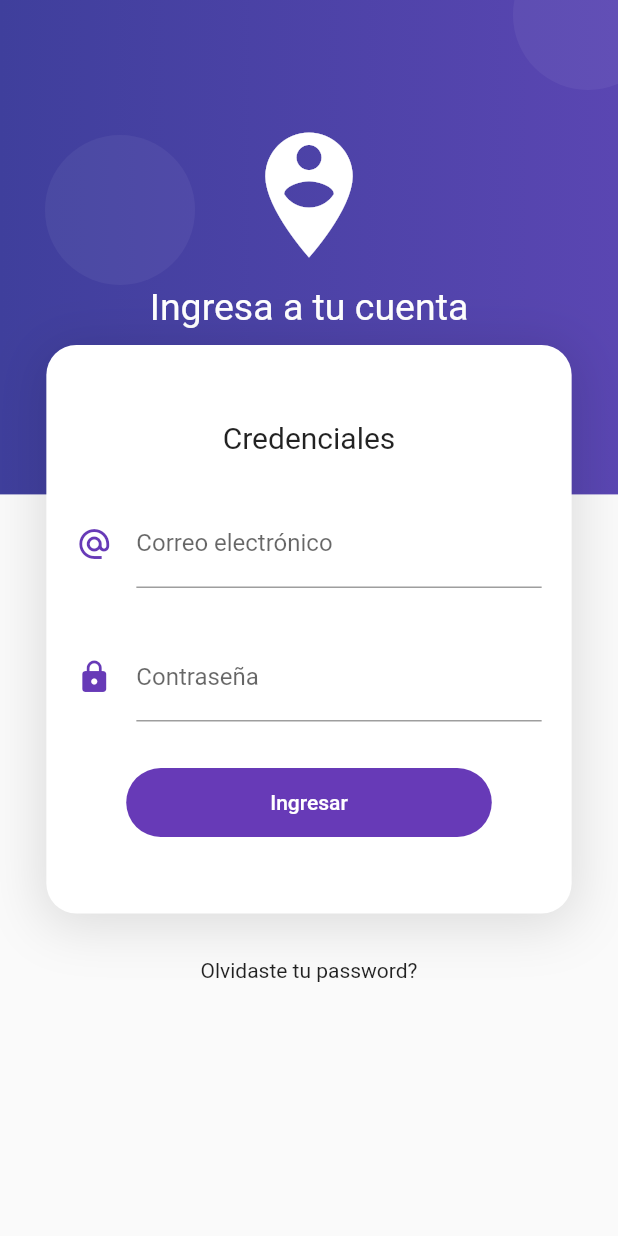
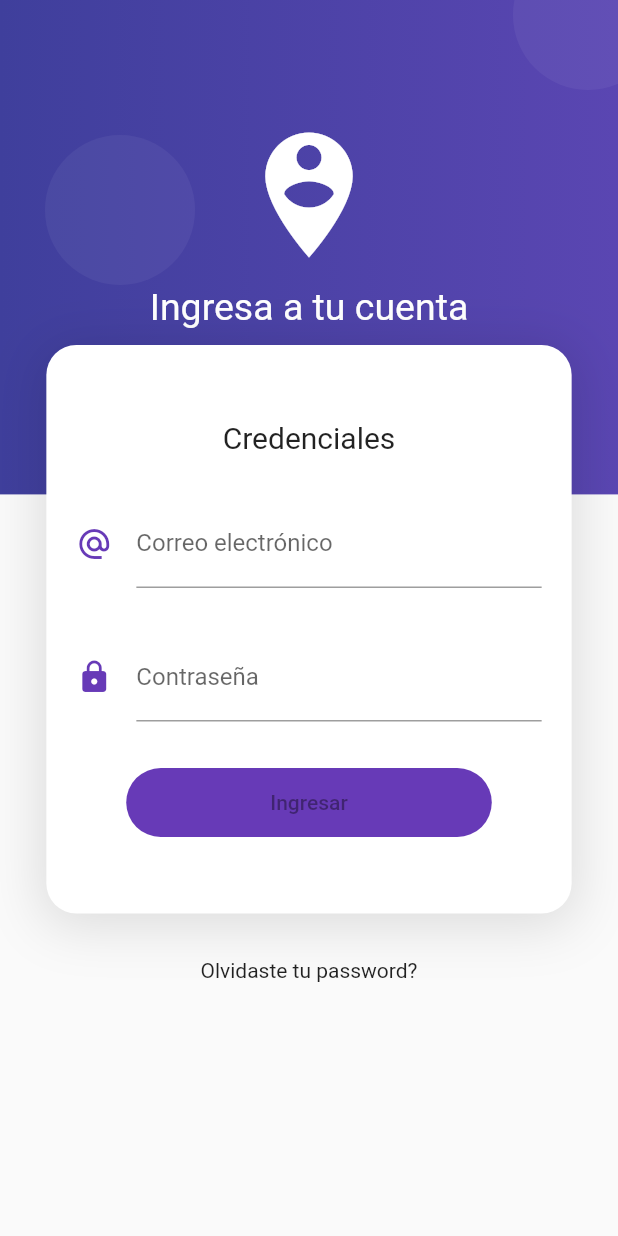
Before and after one commit to guilleheizen/login2, a Flutter app: the screen it shows after launch, on a phone screen of 412 x 824 dp. Run offline on Flutter 3.47's test engine with Material 2 defaults, Android fonts, the phone set to English and light mode, and no system bars; our stand-ins replace rxdart.

Commit message:
Login Finalizado

```diff
--- a/lib/src/bloc/login_bloc.dart
+++ b/lib/src/bloc/login_bloc.dart
@@ -20,6 +20,11 @@ class LoginBloc with Validators {
   Function(String) get changePassword => _passwordController.sink.add;
 
 
+// getValue
+
+String get email => _emailController.value;
+String get password => _passwordController.value;
+
   dispose() {
     _emailController?.close();
     _passwordController?.close();
--- a/lib/src/bloc/provider.dart
+++ b/lib/src/bloc/provider.dart
@@ -3,9 +3,20 @@ import 'package:login2/src/bloc/login_bloc.dart';
 export 'package:login2/src/bloc/login_bloc.dart';
 
 class Provider extends InheritedWidget {
+
+  static Provider _instancia;
+
+  factory Provider({Key key, Widget child}){
+    if ( _instancia == null ) {
+      _instancia = new Provider._internal(key: key, child: child);
+    }
+    return _instancia;
+  }
+
   final loginBloc = LoginBloc();
 
-  Provider({Key key, Widget child}) : super(key: key, child: child);
+  Provider._internal({Key key, Widget child}) : super(key: key, child: child);
+  // Provider({Key key, Widget child}) : super(key: key, child: child);
 
   @override
   bool updateShouldNotify(InheritedWidget oldWidget) => true;
--- a/lib/src/pages/login_page.dart
+++ b/lib/src/pages/login_page.dart
@@ -54,7 +54,7 @@ class LoginPage extends StatelessWidget {
                 SizedBox(
                   height: 30.0,
                 ),
-                _crearBoton()
+                _crearBoton(bloc)
               ],
             ),
           ),
@@ -107,8 +107,14 @@ class LoginPage extends StatelessWidget {
     );
   }
 
-  Widget _crearBoton() {
-    return ElevatedButton(
+  Widget _crearBoton( LoginBloc bloc) {
+
+
+    return StreamBuilder(
+      stream:  bloc.fromValidStream,
+      builder: (BuildContext context, AsyncSnapshot snapshot){
+        return Container(
+          child: ElevatedButton(
       child: Container(
         padding: EdgeInsets.symmetric(horizontal: 80.0, vertical: 15.0),
         child: Text('Ingresar'),
@@ -119,8 +125,15 @@ class LoginPage extends StatelessWidget {
           shape: MaterialStateProperty.all(RoundedRectangleBorder(
             borderRadius: BorderRadius.circular(30.0),
           ))),
-      onPressed: () {},
+      onPressed: snapshot.hasData? (){ _login(bloc, context);}:null,
+    ),
+        );
+      },
     );
+  }
+
+  _login(LoginBloc bloc, BuildContext context){
+    Navigator.pushReplacementNamed(context, 'home');
   }
 
   Widget _crearFondo(BuildContext context) {
```
Also changed, not shown: lib/src/pages/home_page.dart (+14 -1 lines).
